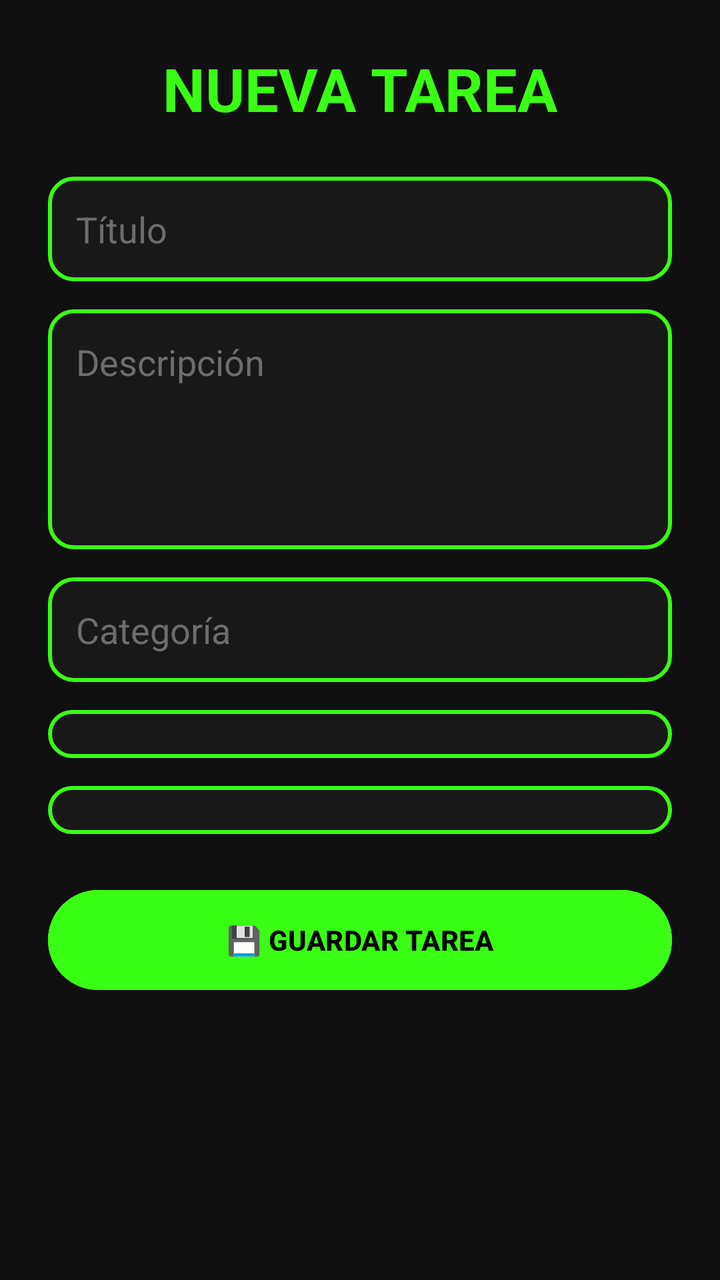
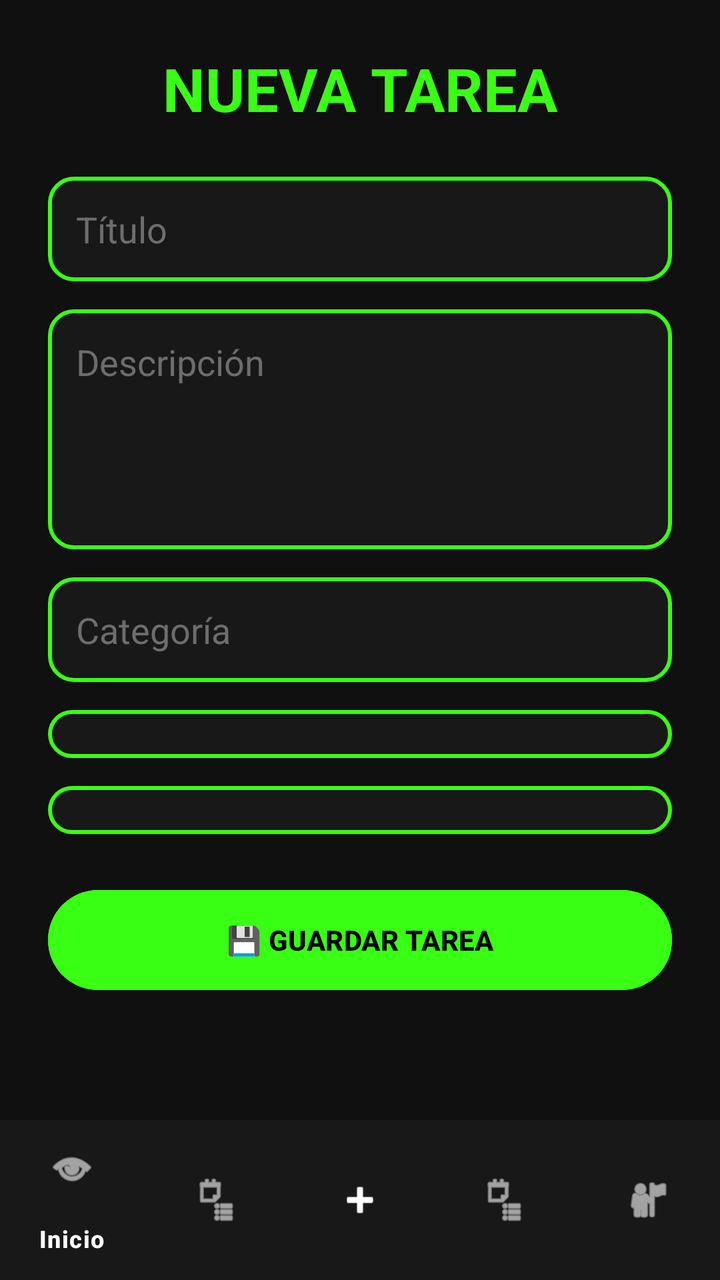

Before-and-after screenshots of an Android layout around one commit, followed by the original layout XML and the change that was made.
<!-- AndroidManifest.xml: application theme Theme.TaskFlow -->
<!-- res/layout/activity_create_task.xml -->
<?xml version="1.0" encoding="utf-8"?>
<ScrollView xmlns:android="http://schemas.android.com/apk/res/android"
    android:layout_width="match_parent"
    android:layout_height="match_parent"
    android:background="#101010">

    <LinearLayout
        android:layout_width="match_parent"
        android:layout_height="wrap_content"
        android:orientation="vertical"
        android:padding="24dp">

        <TextView
            android:layout_width="match_parent"
            android:layout_height="wrap_content"
            android:text="NUEVA TAREA"
            android:textColor="#39FF14"
            android:textSize="30sp"
            android:textStyle="bold"
            android:gravity="center"/>

        <EditText
            android:id="@+id/etTitle"
            android:layout_width="match_parent"
            android:layout_height="wrap_content"
            android:layout_marginTop="24dp"
            android:background="@drawable/neon_background"
            android:hint="Título"
            android:textColorHint="#6D6D6D"
            android:textColor="#FFFFFF"
            android:padding="14dp"/>

        <EditText
            android:id="@+id/etDescription"
            android:layout_width="match_parent"
            android:layout_height="120dp"
            android:layout_marginTop="14dp"
            android:background="@drawable/neon_background"
            android:gravity="top"
            android:hint="Descripción"
            android:textColorHint="#6D6D6D"
            android:textColor="#FFFFFF"
            android:padding="14dp"/>

        <EditText
            android:id="@+id/etCategory"
            android:layout_width="match_parent"
            android:layout_height="wrap_content"
            android:layout_marginTop="14dp"
            android:background="@drawable/neon_background"
            android:hint="Categoría"
            android:textColorHint="#6D6D6D"
            android:textColor="#FFFFFF"
            android:padding="14dp"/>

        <Spinner
            android:id="@+id/spPriority"
            android:layout_width="match_parent"
            android:layout_height="wrap_content"
            android:layout_marginTop="14dp"
            android:background="@drawable/neon_background"/>

        <Spinner
            android:id="@+id/spStatus"
            android:layout_width="match_parent"
            android:layout_height="wrap_content"
            android:layout_marginTop="14dp"
            android:background="@drawable/neon_background"/>

        <Button
            android:id="@+id/btnSaveTask"
            android:layout_width="match_parent"
            android:layout_height="58dp"
            android:layout_marginTop="24dp"
            android:backgroundTint="#39FF14"
            android:text="💾 GUARDAR TAREA"
            android:textColor="#000000"
            android:textStyle="bold"/>

    </LinearLayout>

</ScrollView>
<!-- resources referenced by this layout -->
<resources>
  <!-- drawable neon_background (drawable) -->
  <?xml version="1.0" encoding="utf-8"?>
  <shape xmlns:android="http://schemas.android.com/apk/res/android"
      android:shape="rectangle">
  
      <solid android:color="#181818" />
  
      <stroke
          android:width="2dp"
          android:color="#39FF14" />
  
      <corners android:radius="12dp" />
  
      <padding
          android:left="12dp"
          android:top="12dp"
          android:right="12dp"
          android:bottom="12dp" />
  
  </shape>
  <style name="Theme.TaskFlow" parent="Base.Theme.TaskFlow" />
  <style name="Base.Theme.TaskFlow" parent="Theme.Material3.DayNight.NoActionBar">
          
          
      </style>
</resources>

<!-- the commit's change to res/layout/activity_create_task.xml (unified diff, before → after) -->
@@ -1,8 +1,15 @@
 <?xml version="1.0" encoding="utf-8"?>
-<ScrollView xmlns:android="http://schemas.android.com/apk/res/android"
+<LinearLayout xmlns:android="http://schemas.android.com/apk/res/android"
+    xmlns:app="http://schemas.android.com/apk/res-auto"
     android:layout_width="match_parent"
     android:layout_height="match_parent"
+    android:orientation="vertical"
     android:background="#101010">
+
+    <ScrollView
+        android:layout_width="match_parent"
+        android:layout_height="0dp"
+        android:layout_weight="1">
 
     <LinearLayout
         android:layout_width="match_parent"
@@ -79,4 +86,15 @@
 
     </LinearLayout>
 
-</ScrollView>
+    </ScrollView>
+
+    <com.google.android.material.bottomnavigation.BottomNavigationView
+        android:id="@+id/bottomNavigation"
+        android:layout_width="match_parent"
+        android:layout_height="wrap_content"
+        android:background="#181818"
+        app:itemIconTint="@color/white"
+        app:itemTextColor="@color/white"
+        app:menu="@menu/bottom_nav_menu" />
+
+</LinearLayout>
<!-- resource entries referenced after the edit -->
@@ -1,5 +1,6 @@
 <!-- resources referenced by this layout -->
 <resources>
+  <color name="white">#FFFFFFFF</color>
   <!-- drawable neon_background (drawable) -->
   <?xml version="1.0" encoding="utf-8"?>
   <shape xmlns:android="http://schemas.android.com/apk/res/android"
